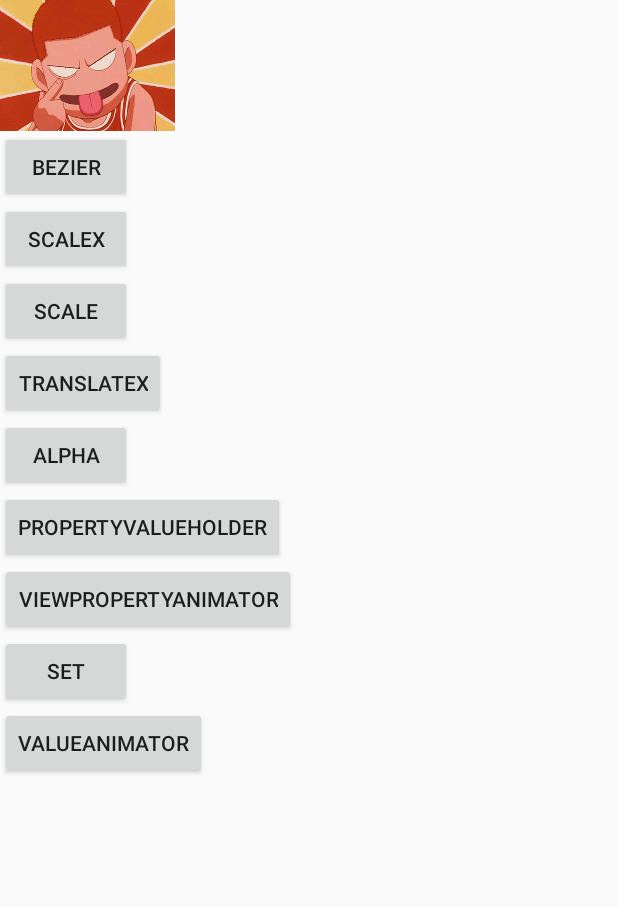
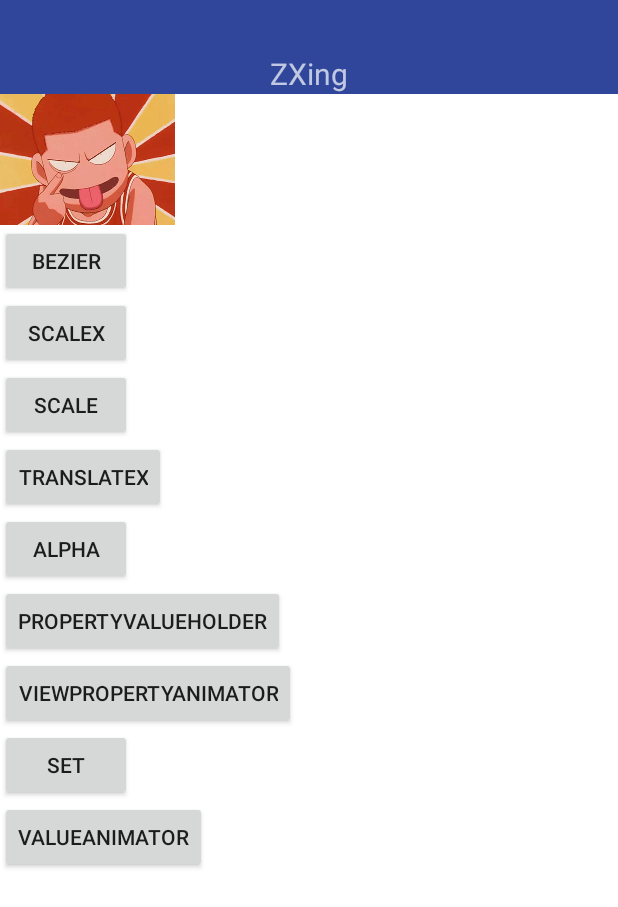
Before and after one commit to WoodenTea/Practices, an Android app: the layout actvt_animator.xml on its own in the app's theme, with its tools: preview values and no code run, on a phone screen of 412 x 824 dp. Shown: the top 907 px of the screen. Run offline under Robolectric (Android 15) with nearby library versions, the phone set to English and light mode, and no system bars.

```diff
--- a/app/src/main/res/layout/actvt_animator.xml
+++ b/app/src/main/res/layout/actvt_animator.xml
@@ -1,10 +1,27 @@
-<LinearLayout android:id="@+id/container"
-    xmlns:android="http://schemas.android.com/apk/res/android"
-    xmlns:tools="http://schemas.android.com/tools"
+<LinearLayout xmlns:android="http://schemas.android.com/apk/res/android"
+    xmlns:app="http://schemas.android.com/apk/res-auto"
+    android:id="@+id/container"
     android:layout_width="match_parent"
     android:layout_height="match_parent"
-    android:orientation="vertical"
-    tools:context=".ui.activity.AnimatorActivity">
+    android:orientation="vertical">
+
+    <android.support.v7.widget.Toolbar
+        android:id="@+id/toolbar"
+        android:layout_width="match_parent"
+        android:layout_height="wrap_content"
+        android:background="#30469b"
+        android:paddingTop="@dimen/toolbar_padding_top"
+        app:popupTheme="@style/ThemeOverlay.AppCompat.Light"
+        app:theme="@style/ThemeOverlay.AppCompat.Dark.ActionBar">
+
+        <TextView
+            android:layout_width="wrap_content"
+            android:layout_height="wrap_content"
+            android:layout_gravity="center"
+            android:text="@string/app_name"
+            android:textSize="20sp" />
+
+    </android.support.v7.widget.Toolbar>
 
     <ImageView
         android:id="@+id/cartoon_image"
--- a/app/src/main/res/layout/actvt_custom_view.xml
+++ b/app/src/main/res/layout/actvt_custom_view.xml
@@ -1,6 +1,5 @@
 <?xml version="1.0" encoding="utf-8"?>
 <LinearLayout xmlns:android="http://schemas.android.com/apk/res/android"
-    xmlns:app="http://schemas.android.com/apk/res-auto"
     android:layout_width="match_parent"
     android:layout_height="match_parent"
     android:orientation="vertical">
--- a/app/src/main/res/values/dimens.xml
+++ b/app/src/main/res/values/dimens.xml
@@ -1,4 +1,5 @@
 <resources>
+    <dimen name="toolbar_padding_top">35dp</dimen>
     <dimen name="official_margin">16dp</dimen>
     <dimen name="bigger_text_size">20dp</dimen>
     <dimen name="big_text_size">18dp</dimen>
--- a/app/src/main/res/values/styles.xml
+++ b/app/src/main/res/values/styles.xml
@@ -1,9 +1,13 @@
 <resources>
 
-    <style name="AppTheme" parent="Theme.AppCompat.Light.DarkActionBar">
+    <style name="AppTheme" parent="Theme.AppCompat.Light.NoActionBar">
         <item name="colorPrimary">@color/colorPrimary</item>
         <item name="colorPrimaryDark">@color/colorPrimaryDark</item>
         <item name="colorAccent">@color/colorAccent</item>
+        <item name="android:windowBackground">@color/white</item>
+        <item name="android:windowTranslucentStatus">true</item>
+        <item name="android:windowTranslucentNavigation">true</item>
+        <item name="android:fitsSystemWindows">true</item>
     </style>
 
 </resources>
```
Also changed, not shown: app/src/main/java/com/ymsfd/practices/ui/activity/BaseActivity.java (+7 -0 lines), app/src/main/java/com/ymsfd/practices/ui/activity/CustomViewActivity.java (+7 -0 lines), app/src/main/java/com/ymsfd/practices/ui/activity/MainActivity.java (+8 -5 lines), app/src/main/res/layout/actvt_main.xml (+22 -6 lines).
